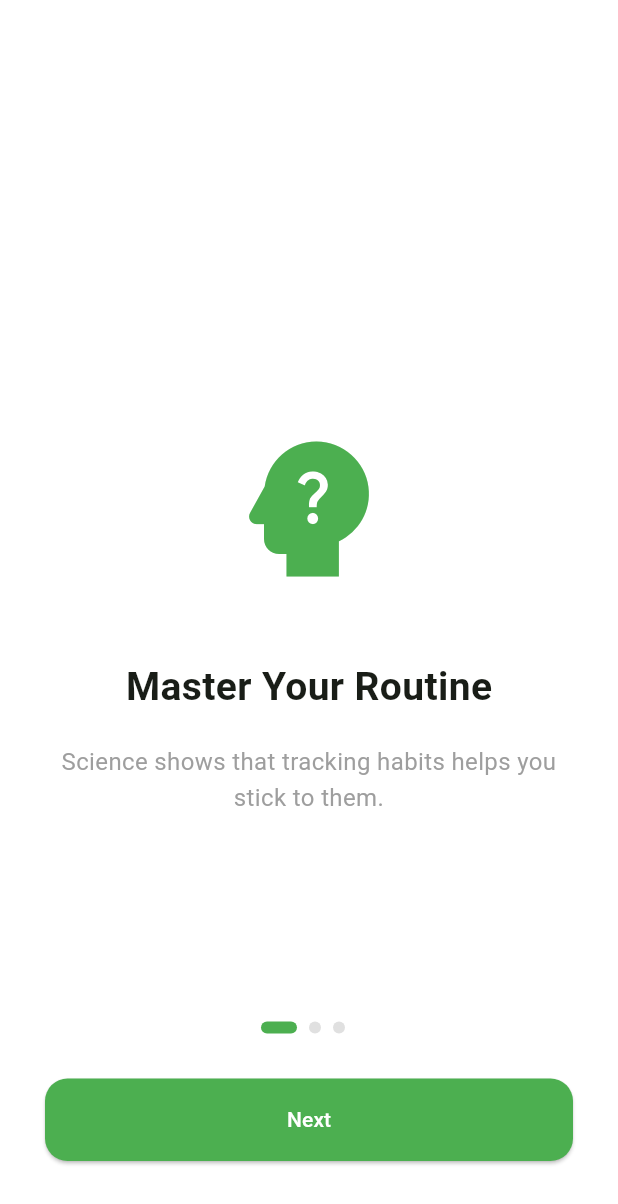
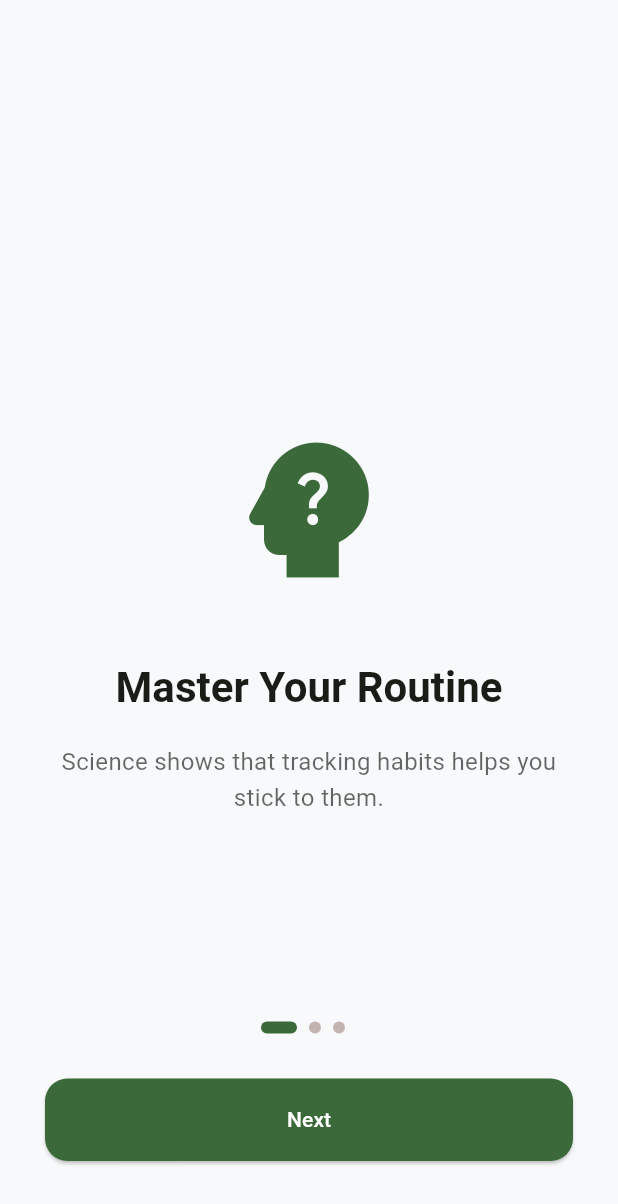
Before and after one commit to kimkev/dailydew, a Flutter app: the screen it shows after launch, on a phone screen of 412 x 824 dp. Shown: the top 1204 px of the screen. Run offline on Flutter 3.47's test engine with Material 3 defaults, Android fonts, the phone set to English and light mode, and no system bars; our stand-ins replace flutter_local_notifications, flutter_timezone, shared_preferences, timezone.

```diff
--- a/lib/screens/onboarding.dart
+++ b/lib/screens/onboarding.dart
@@ -32,29 +32,28 @@ class _OnboardingScreenState extends State<OnboardingScreen> {
     final prefs = await SharedPreferences.getInstance();
     await prefs.setBool('seenOnboarding', true);
     await prefs.setString('userName', _nameController.text);
-
-    // Save the reminder time as well
     await prefs.setInt('reminderHour', _selectedTime.hour);
     await prefs.setInt('reminderMinute', _selectedTime.minute);
 
     if (mounted) {
-      // THE NUCLEAR OPTION:
-      // This says: "Go to /home, and REMOVE every single screen that was there before."
       Navigator.pushNamedAndRemoveUntil(context, '/home', (route) => false);
     }
   }
 
-  // Clean up the controller when the screen is destroyed
   @override
   void dispose() {
     _nameController.dispose();
+    _pageController.dispose();
     super.dispose();
   }
 
   @override
   Widget build(BuildContext context) {
+    final theme = Theme.of(context);
+    final colorScheme = theme.colorScheme;
+
     return Scaffold(
-      backgroundColor: Colors.white,
+      backgroundColor: theme.scaffoldBackgroundColor,
       body: Stack(
         children: [
           PageView(
@@ -65,41 +64,41 @@ class _OnboardingScreenState extends State<OnboardingScreen> {
             children: [
               // Page 1: Intro
               _buildPage(
+                context: context,
                 icon: Icons.psychology_alt,
                 title: "Master Your Routine",
                 description:
                     "Science shows that tracking habits helps you stick to them.",
-                color: Colors.green,
+                iconColor: colorScheme.primary,
               ),
-              // Page 2: NAME INPUT (This is the new part)
+
+              // Page 2: Name Input
               Padding(
                 padding: const EdgeInsets.all(40.0),
                 child: Column(
                   mainAxisAlignment: MainAxisAlignment.center,
                   children: [
-                    const Icon(
+                    Icon(
                       Icons.badge_outlined,
                       size: 100,
-                      color: Colors.lightGreen,
+                      color: colorScheme.primary,
                     ),
                     const SizedBox(height: 40),
-                    const Text(
+                    Text(
                       "What's your name?",
-                      style: TextStyle(
-                        fontSize: 26,
+                      style: theme.textTheme.headlineMedium?.copyWith(
                         fontWeight: FontWeight.bold,
                       ),
                     ),
                     const SizedBox(height: 20),
                     TextField(
-                      controller:
-                          _nameController, // This links to your variable above
+                      controller: _nameController,
                       textAlign: TextAlign.center,
                       style: const TextStyle(fontSize: 20),
                       decoration: InputDecoration(
                         hintText: "Enter your name",
                         filled: true,
-                        fillColor: Colors.grey.shade100,
+                        fillColor: colorScheme.surfaceContainerHighest,
                         border: OutlineInputBorder(
                           borderRadius: BorderRadius.circular(15),
                           borderSide: BorderSide.none,
@@ -109,47 +108,45 @@ class _OnboardingScreenState extends State<OnboardingScreen> {
                   ],
                 ),
               ),
+
               // Page 3: Notifications
               Padding(
                 padding: const EdgeInsets.all(40.0),
                 child: Column(
-                  mainAxisAlignment:
-                      MainAxisAlignment.center, // Keeps it centered vertically
+                  mainAxisAlignment: MainAxisAlignment.center,
                   children: [
-                    const Icon(
+                    Icon(
                       Icons.notifications_active_outlined,
                       size: 100,
-                      color: Colors.orange,
+                      color: colorScheme
+                          .secondary, // Matches the blue water drop theme
                     ),
                     const SizedBox(height: 30),
-                    const Text(
+                    Text(
                       "Stay Notified",
-                      style: TextStyle(
-                        fontSize: 26,
+                      style: theme.textTheme.headlineMedium?.copyWith(
                         fontWeight: FontWeight.bold,
                       ),
                     ),
                     const SizedBox(height: 15),
-                    const Text(
+                    Text(
                       "We'll send gentle reminders so your plants never go thirsty.",
                       textAlign: TextAlign.center,
                       style: TextStyle(
                         fontSize: 15,
-                        color: Colors.grey,
+                        color: theme.hintColor,
                         height: 1.4,
                       ),
                     ),
                     const SizedBox(height: 40),
 
-                    // 1. WHAT TIME QUESTION FIRST
                     const Text(
                       "What time works best for you?",
-                      style: TextStyle(
-                        fontSize: 14,
-                        fontWeight: FontWeight.w500,
-                      ),
+                      style: TextStyle(fontWeight: FontWeight.w500),
                     ),
                     const SizedBox(height: 12),
+
+                    // Time Picker Box
                     InkWell(
                       onTap: _pickTime,
                       borderRadius: BorderRadius.circular(12),
@@ -159,27 +156,24 @@ class _OnboardingScreenState extends State<OnboardingScreen> {
                           vertical: 12,
                         ),
                         decoration: BoxDecoration(
-                          color: Colors.orange.withOpacity(0.1),
+                          color: colorScheme.secondaryContainer,
                           borderRadius: BorderRadius.circular(12),
-                          border: Border.all(
-                            color: Colors.orange.withOpacity(0.3),
-                          ),
                         ),
                         child: Row(
                           mainAxisSize: MainAxisSize.min,
                           children: [
-                            const Icon(
+                            Icon(
                               Icons.access_time,
-                              color: Colors.orange,
+                              color: colorScheme.onSecondaryContainer,
                               size: 20,
                             ),
                             const SizedBox(width: 10),
                             Text(
                               _selectedTime.format(context),
-                              style: const TextStyle(
+                              style: TextStyle(
                                 fontSize: 18,
                                 fontWeight: FontWeight.bold,
-                                color: Colors.orange,
+                                color: colorScheme.onSecondaryContainer,
                               ),
                             ),
                           ],
@@ -189,12 +183,12 @@ class _OnboardingScreenState extends State<OnboardingScreen> {
 
                     const SizedBox(height: 30),
 
-                    // 2. ENHANCED ENABLE BUTTON
+                    // Enable Button
                     SizedBox(
-                      width: double.infinity, // Makes it a nice wide button
+                      width: double.infinity,
                       child: ElevatedButton.icon(
                         onPressed: _remindersEnabled
-                            ? null // Disables the button if already enabled
+                            ? null
                             : () async {
                                 await NotificationService()
                                     .requestPermissions();
@@ -204,9 +198,7 @@ class _OnboardingScreenState extends State<OnboardingScreen> {
                                   body:
                                       "We'll remind you at ${_selectedTime.format(context)}",
                                 );
-                                setState(() {
-                                  _remindersEnabled = true;
-                                });
+                                setState(() => _remindersEnabled = true);
                               },
                         icon: Icon(
                           _remindersEnabled
@@ -220,11 +212,11 @@ class _OnboardingScreenState extends State<OnboardingScreen> {
                         ),
                         style: ElevatedButton.styleFrom(
                           backgroundColor: _remindersEnabled
-                              ? Colors.green.shade100
-                              : Colors.orange,
+                              ? colorScheme.tertiaryContainer
+                              : colorScheme.secondary,
                           foregroundColor: _remindersEnabled
-                              ? Colors.green
-                              : Colors.white,
+                              ? colorScheme.onTertiaryContainer
+                              : colorScheme.onSecondary,
                           padding: const EdgeInsets.symmetric(vertical: 15),
                           elevation: 0,
                           shape: RoundedRectangleBorder(
@@ -239,46 +231,40 @@ class _OnboardingScreenState extends State<OnboardingScreen> {
             ],
           ),
 
-          // Bottom Navigation Area
+          // Bottom Navigation
           Positioned(
             bottom: 50,
             left: 30,
             right: 30,
             child: Column(
               children: [
-                // Page Indicators (Dots)
                 Row(
                   mainAxisAlignment: MainAxisAlignment.center,
-                  children: List.generate(3, (index) => _buildDot(index)),
+                  children: List.generate(
+                    3,
+                    (index) => _buildDot(index, colorScheme),
+                  ),
                 ),
                 const SizedBox(height: 30),
-
-                // Button
                 ElevatedButton(
                   style: ElevatedButton.styleFrom(
                     minimumSize: const Size(double.infinity, 55),
-                    backgroundColor: Colors.green,
-                    foregroundColor: Colors.white,
+                    backgroundColor: colorScheme.primary,
+                    foregroundColor: colorScheme.onPrimary,
                     shape: RoundedRectangleBorder(
                       borderRadius: BorderRadius.circular(15),
                     ),
                   ),
                   onPressed: () {
-                    // --- NEW VALIDATION CHECK ---
-                    // If we are on the Name Page (index 1) and the text is empty...
                     if (_currentPage == 1 &&
                         _nameController.text.trim().isEmpty) {
-                      // Show a little warning message
                       ScaffoldMessenger.of(context).showSnackBar(
                         const SnackBar(
                           content: Text('Please enter your name to continue!'),
-                          duration: Duration(seconds: 2),
                         ),
                       );
-                      return; // This "return" stops the function so we don't go to the next page
+                      return;
                     }
-
-                    // --- EXISTING NAVIGATION LOGIC ---
                     if (_currentPage < 2) {
                       _pageController.nextPage(
                         duration: const Duration(milliseconds: 300),
@@ -299,45 +285,47 @@ class _OnboardingScreenState extends State<OnboardingScreen> {
   }
 
   Widget _buildPage({
+    required BuildContext context,
     required IconData icon,
     required String title,
     required String description,
-    required Color color,
+    required Color iconColor,
   }) {
+    final theme = Theme.of(context);
     return Padding(
       padding: const EdgeInsets.all(40.0),
       child: Column(
         mainAxisAlignment: MainAxisAlignment.center,
         children: [
-          Icon(icon, size: 120, color: color),
+          Icon(icon, size: 120, color: iconColor),
           const SizedBox(height: 40),
           Text(
             title,
-            style: const TextStyle(fontSize: 26, fontWeight: FontWeight.bold),
+            style: theme.textTheme.headlineMedium?.copyWith(
+              fontWeight: FontWeight.bold,
+            ),
           ),
           const SizedBox(height: 20),
           Text(
             description,
             textAlign: TextAlign.center,
-            style: const TextStyle(
-              fontSize: 16,
-              color: Colors.grey,
-              height: 1.5,
-            ),
+            style: TextStyle(fontSize: 16, color: theme.hintColor, height: 1.5),
           ),
         ],
       ),
     );
   }
 
-  Widget _buildDot(int index) {
+  Widget _buildDot(int index, ColorScheme colorScheme) {
     return AnimatedContainer(
       duration: const Duration(milliseconds: 200),
       margin: const EdgeInsets.only(right: 8),
       height: 8,
       width: _currentPage == index ? 24 : 8,
       decoration: BoxDecoration(
-        color: _currentPage == index ? Colors.green : Colors.grey.shade300,
+        color: _currentPage == index
+            ? colorScheme.primary
+            : colorScheme.outlineVariant.withValues(alpha: 0.5),
         borderRadius: BorderRadius.circular(4),
       ),
     );
```
Also changed, not shown: lib/providers/task_provider.dart (+6 -3 lines), lib/screens/settings.dart (+100 -93 lines), lib/widgets/garden_view.dart (+7 -5 lines), lib/widgets/task_list.dart (+24 -1 lines).
